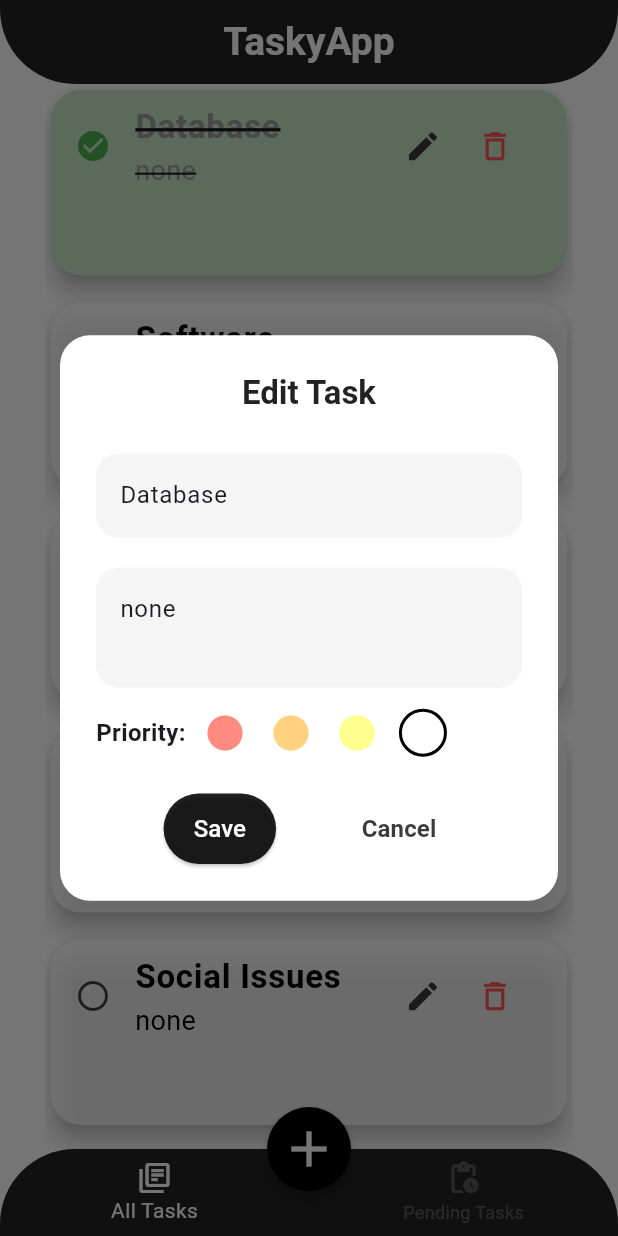
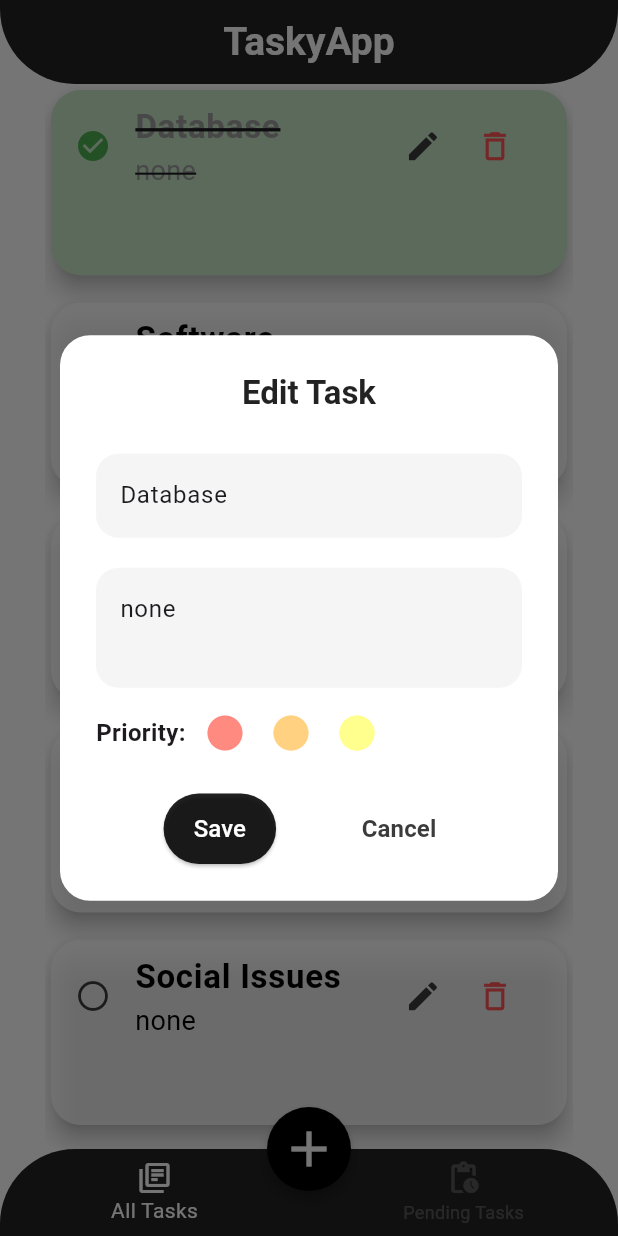
Before and after one commit to klarasameh1/TaskyApp, a Flutter app: the screen it shows after launch, after a tap on "Database", after a tap on the "edit" icon, on a phone screen of 412 x 824 dp. Run offline on Flutter 3.47's test engine with Material 3 defaults, Android fonts, the phone set to English and light mode, and no system bars.

Commit message:
fix in color options

```diff
--- a/lib/dialogs/TaskDialog.dart
+++ b/lib/dialogs/TaskDialog.dart
@@ -93,8 +93,6 @@ class _TaskDialogState extends State<TaskDialog> {
                 _buildColorButton(orange),
                 // Yellow button
                 _buildColorButton(yellow),
-                //
-                _buildColorButton(Colors.white70)
               ],
             ),
           ],
```
